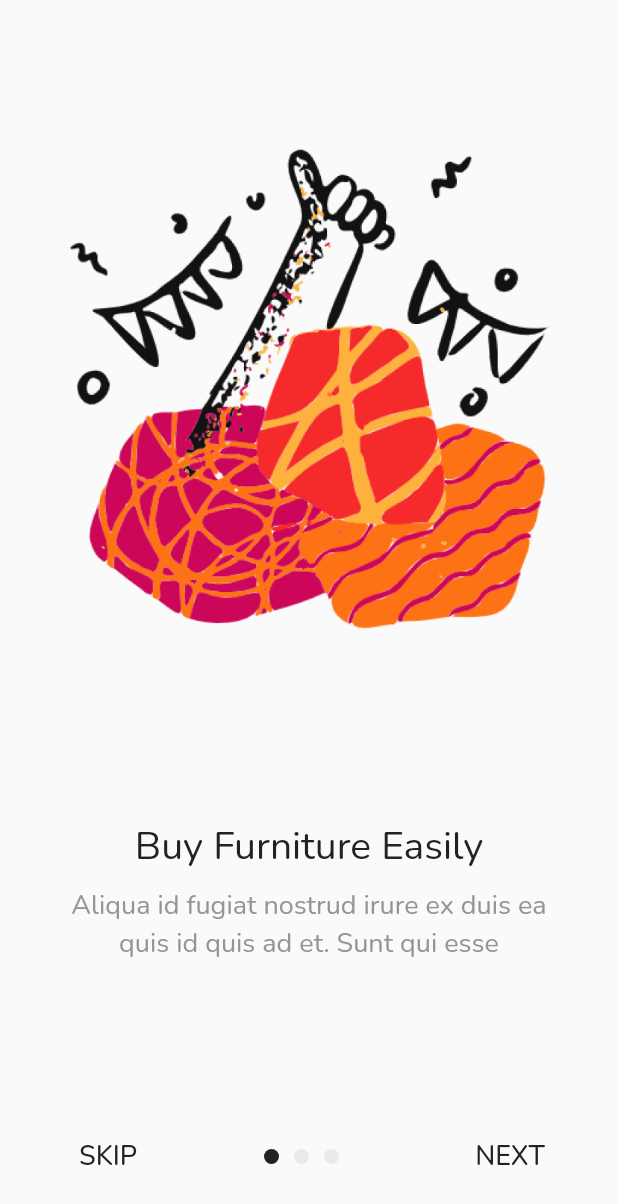
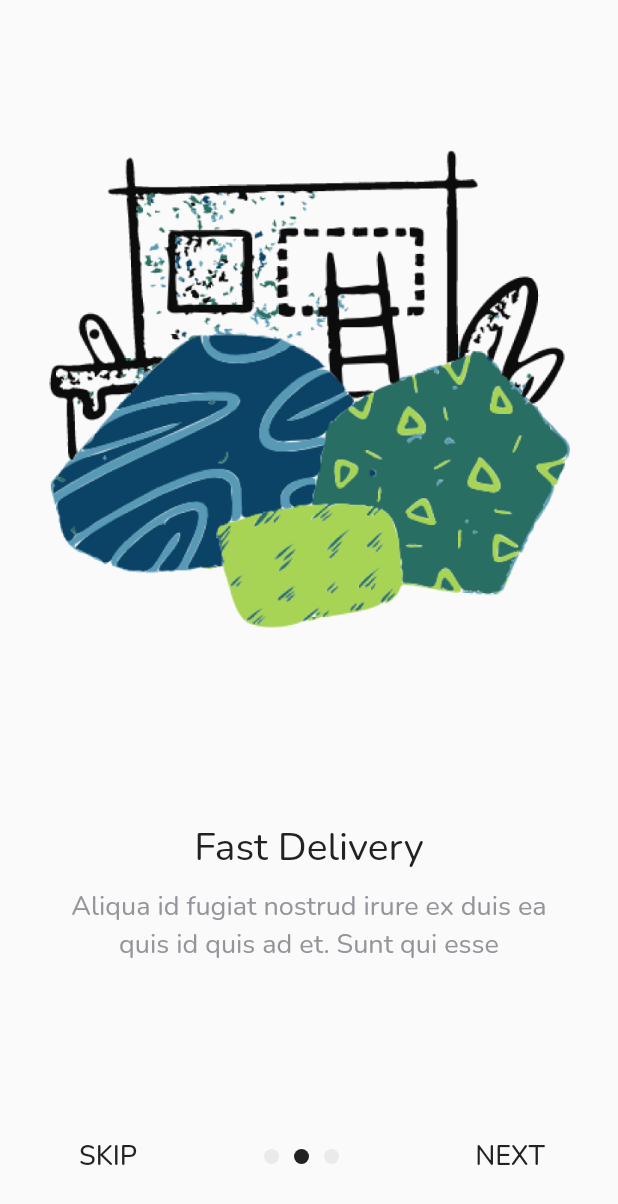
Before and after one commit to joedave13/space, a Flutter app: the screen it shows after launch, after a tap on "NEXT", on a phone screen of 412 x 824 dp. Shown: the top 1204 px of the screen. Run offline on Flutter 3.47's test engine with Material 2 defaults, Android fonts, the phone set to English and light mode, and no system bars; drawn by our look-alikes of carousel_slider; our stand-ins replace google_fonts.

```diff
--- a/lib/pages/onboarding_page.dart
+++ b/lib/pages/onboarding_page.dart
@@ -3,8 +3,16 @@ import 'package:flutter/material.dart';
 import 'package:space/theme.dart';
 import 'package:space/widgets/onboarding_item.dart';
 
-class OnboardingPage extends StatelessWidget {
+class OnboardingPage extends StatefulWidget {
   const OnboardingPage({Key? key}) : super(key: key);
+
+  @override
+  State<OnboardingPage> createState() => _OnboardingPageState();
+}
+
+class _OnboardingPageState extends State<OnboardingPage> {
+  int currentIndex = 0;
+  CarouselController controller = CarouselController();
 
   @override
   Widget build(BuildContext context) {
@@ -31,7 +39,14 @@ class OnboardingPage extends StatelessWidget {
               height: double.infinity,
               viewportFraction: 1,
               enableInfiniteScroll: false,
+              initialPage: currentIndex,
+              onPageChanged: (index, _) {
+                setState(() {
+                  currentIndex = index;
+                });
+              },
             ),
+            carouselController: controller,
           )),
           Container(
             margin: EdgeInsets.symmetric(
@@ -59,7 +74,7 @@ class OnboardingPage extends StatelessWidget {
                       ),
                       decoration: BoxDecoration(
                         shape: BoxShape.circle,
-                        color: kBlackColor,
+                        color: currentIndex == 0 ? kBlackColor : kLineDarkColor,
                       ),
                     ),
                     Container(
@@ -70,7 +85,7 @@ class OnboardingPage extends StatelessWidget {
                       ),
                       decoration: BoxDecoration(
                         shape: BoxShape.circle,
-                        color: kLineDarkColor,
+                        color: currentIndex == 1 ? kBlackColor : kLineDarkColor,
                       ),
                     ),
                     Container(
@@ -81,13 +96,15 @@ class OnboardingPage extends StatelessWidget {
                       ),
                       decoration: BoxDecoration(
                         shape: BoxShape.circle,
-                        color: kLineDarkColor,
+                        color: currentIndex == 2 ? kBlackColor : kLineDarkColor,
                       ),
                     ),
                   ],
                 ),
                 TextButton(
-                  onPressed: () {},
+                  onPressed: () {
+                    controller.nextPage();
+                  },
                   child: Text(
                     'NEXT',
                     style: blackTextStyle.copyWith(
```
